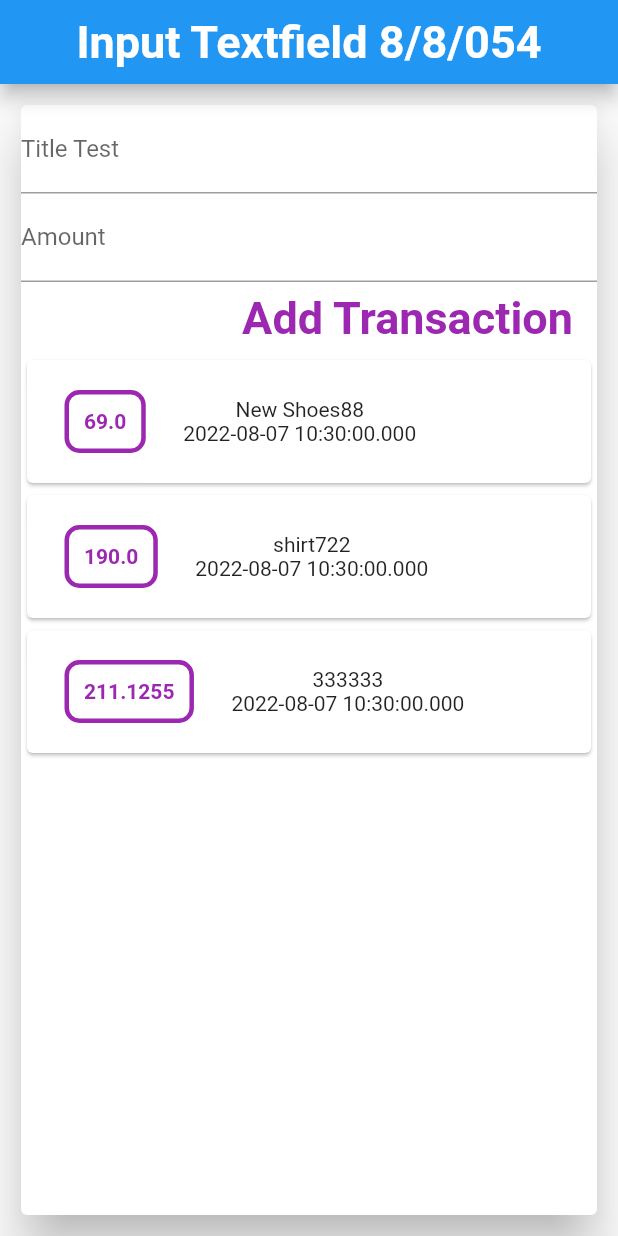
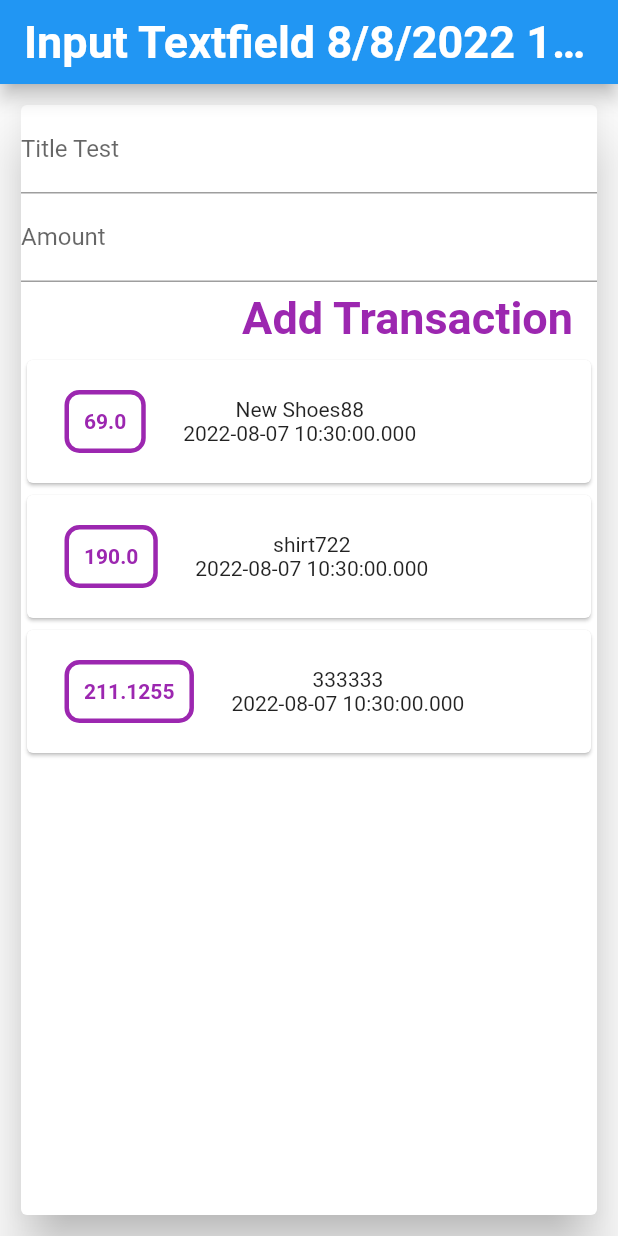
Before and after one commit to ponganan/input_textfield, a Flutter app: the screen it shows after launch, on a phone screen of 412 x 824 dp. Run offline on Flutter 3.47's test engine with Material 2 defaults, Android fonts, the phone set to English and light mode, and no system bars.

Commit message:
update date 8/8/2022 1.17

```diff
--- a/lib/main.dart
+++ b/lib/main.dart
@@ -44,7 +44,7 @@ class _InputTFState extends State<InputTF> {
           centerTitle: true,
           elevation: 5,
           title: Text(
-            'Input Textfield 8/8/054',
+            'Input Textfield 8/8/2022 1.15',
             style: TextStyle(
               fontSize: 30,
               fontWeight: FontWeight.bold,
```
